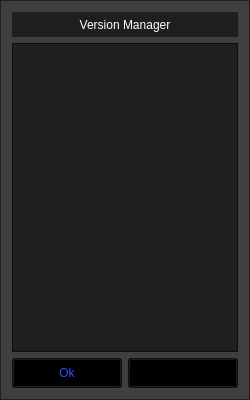
Before: the Qt Designer form client/versionmanager.ui in lev12/launcher, drawn with Qt 5.
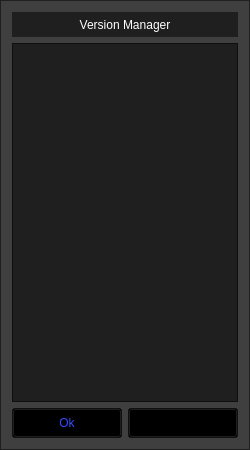
After: the same form once the commit is applied.

The edit to the form file:
```diff
--- a/client/versionmanager.ui
+++ b/client/versionmanager.ui
@@ -7,7 +7,7 @@
     <x>0</x>
     <y>0</y>
     <width>250</width>
-    <height>400</height>
+    <height>450</height>
    </rect>
   </property>
   <property name="minimumSize">
@@ -18,8 +18,8 @@
   </property>
   <property name="maximumSize">
    <size>
-    <width>300</width>
-    <height>500</height>
+    <width>250</width>
+    <height>450</height>
    </size>
   </property>
   <property name="windowTitle">
```
